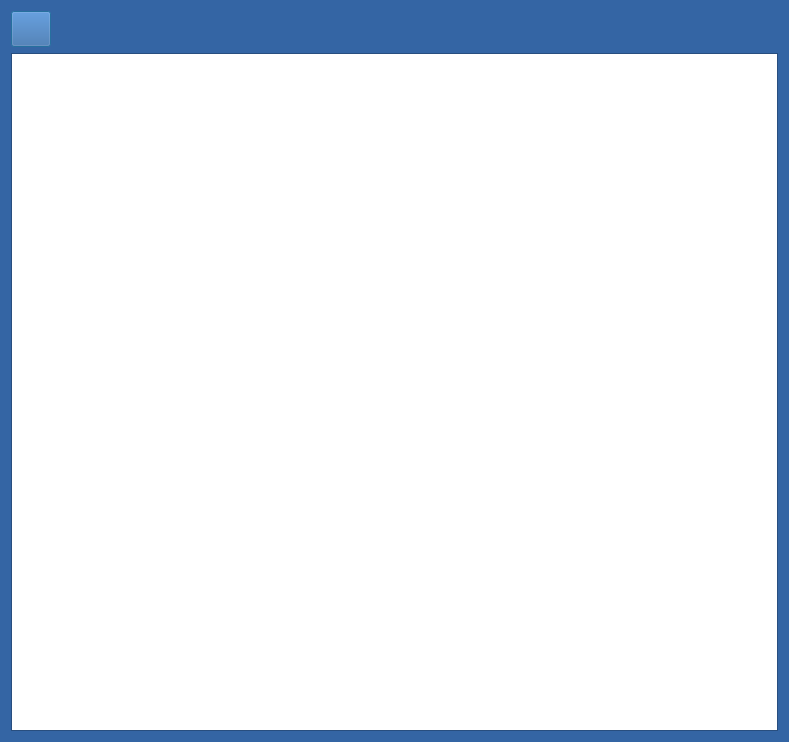
The window that matryceDialog.ui (militia11/shoes) describes before a commit, drawn with Qt 5.
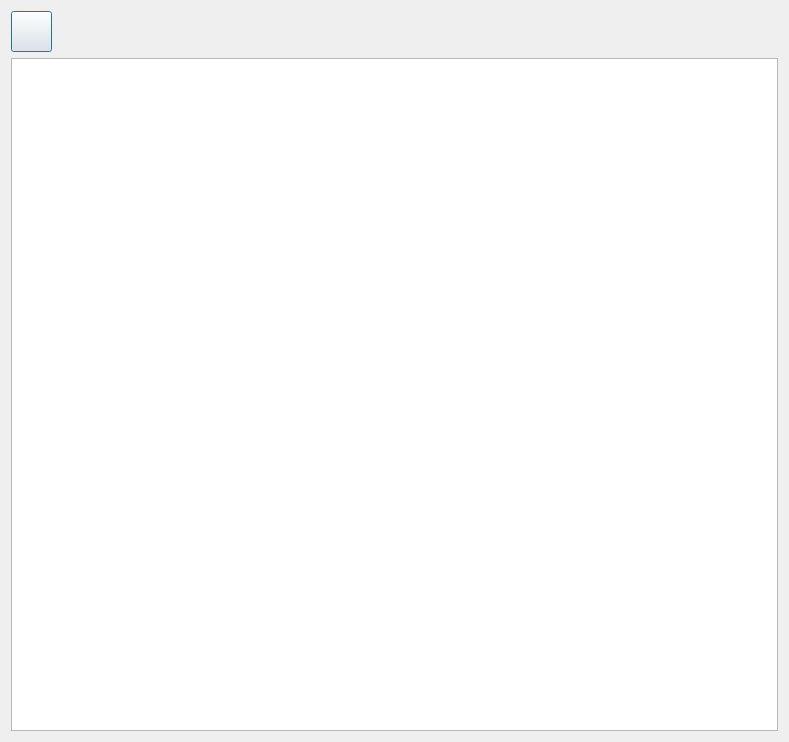
The same window after the commit. Icons and pictures are not drawn.

The edit to the form file:
```diff
--- a/matryceDialog.ui
+++ b/matryceDialog.ui
@@ -10,421 +10,6 @@
     <height>742</height>
    </rect>
   </property>
-  <property name="palette">
-   <palette>
-    <active>
-     <colorrole role="WindowText">
-      <brush brushstyle="SolidPattern">
-       <color alpha="255">
-        <red>0</red>
-        <green>0</green>
-        <blue>0</blue>
-       </color>
-      </brush>
-     </colorrole>
-     <colorrole role="Button">
-      <brush brushstyle="SolidPattern">
-       <color alpha="255">
-        <red>52</red>
-        <green>101</green>
-        <blue>164</blue>
-       </color>
-      </brush>
-     </colorrole>
-     <colorrole role="Light">
-      <brush brushstyle="SolidPattern">
-       <color alpha="255">
-        <red>78</red>
-        <green>152</green>
-        <blue>246</blue>
-       </color>
-      </brush>
-     </colorrole>
-     <colorrole role="Midlight">
-      <brush brushstyle="SolidPattern">
-       <color alpha="255">
-        <red>65</red>
-        <green>126</green>
-        <blue>205</blue>
-       </color>
-      </brush>
-     </colorrole>
-     <colorrole role="Dark">
-      <brush brushstyle="SolidPattern">
-       <color alpha="255">
-        <red>26</red>
-        <green>50</green>
-        <blue>82</blue>
-       </color>
-      </brush>
-     </colorrole>
-     <colorrole role="Mid">
-      <brush brushstyle="SolidPattern">
-       <color alpha="255">
-        <red>34</red>
-        <green>67</green>
-        <blue>109</blue>
-       </color>
-      </brush>
-     </colorrole>
-     <colorrole role="Text">
-      <brush brushstyle="SolidPattern">
-       <color alpha="255">
-        <red>0</red>
-        <green>0</green>
-        <blue>0</blue>
-       </color>
-      </brush>
-     </colorrole>
-     <colorrole role="BrightText">
-      <brush brushstyle="SolidPattern">
-       <color alpha="255">
-        <red>255</red>
-        <green>255</green>
-        <blue>255</blue>
-       </color>
-      </brush>
-     </colorrole>
-     <colorrole role="ButtonText">
-      <brush brushstyle="SolidPattern">
-       <color alpha="255">
-        <red>0</red>
-        <green>0</green>
-        <blue>0</blue>
-       </color>
-      </brush>
-     </colorrole>
-     <colorrole role="Base">
-      <brush brushstyle="SolidPattern">
-       <color alpha="255">
-        <red>255</red>
-        <green>255</green>
-        <blue>255</blue>
-       </color>
-      </brush>
-     </colorrole>
-     <colorrole role="Window">
-      <brush brushstyle="SolidPattern">
-       <color alpha="255">
-        <red>52</red>
-        <green>101</green>
-        <blue>164</blue>
-       </color>
-      </brush>
-     </colorrole>
-     <colorrole role="Shadow">
-      <brush brushstyle="SolidPattern">
-       <color alpha="255">
-        <red>0</red>
-        <green>0</green>
-        <blue>0</blue>
-       </color>
-      </brush>
-     </colorrole>
-     <colorrole role="AlternateBase">
-      <brush brushstyle="SolidPattern">
-       <color alpha="255">
-        <red>153</red>
-        <green>178</green>
-        <blue>209</blue>
-       </color>
-      </brush>
-     </colorrole>
-     <colorrole role="ToolTipBase">
-      <brush brushstyle="SolidPattern">
-       <color alpha="255">
-        <red>255</red>
-        <green>255</green>
-        <blue>220</blue>
-       </color>
-      </brush>
-     </colorrole>
-     <colorrole role="ToolTipText">
-      <brush brushstyle="SolidPattern">
-       <color alpha="255">
-        <red>0</red>
-        <green>0</green>
-        <blue>0</blue>
-       </color>
-      </brush>
-     </colorrole>
-    </active>
-    <inactive>
-     <colorrole role="WindowText">
-      <brush brushstyle="SolidPattern">
-       <color alpha="255">
-        <red>0</red>
-        <green>0</green>
-        <blue>0</blue>
-       </color>
-      </brush>
-     </colorrole>
-     <colorrole role="Button">
-      <brush brushstyle="SolidPattern">
-       <color alpha="255">
-        <red>52</red>
-        <green>101</green>
-        <blue>164</blue>
-       </color>
-      </brush>
-     </colorrole>
-     <colorrole role="Light">
-      <brush brushstyle="SolidPattern">
-       <color alpha="255">
-        <red>78</red>
-        <green>152</green>
-        <blue>246</blue>
-       </color>
-      </brush>
-     </colorrole>
-     <colorrole role="Midlight">
-      <brush brushstyle="SolidPattern">
-       <color alpha="255">
-        <red>65</red>
-        <green>126</green>
-        <blue>205</blue>
-       </color>
-      </brush>
-     </colorrole>
-     <colorrole role="Dark">
-      <brush brushstyle="SolidPattern">
-       <color alpha="255">
-        <red>26</red>
-        <green>50</green>
-        <blue>82</blue>
-       </color>
-      </brush>
-     </colorrole>
-     <colorrole role="Mid">
-      <brush brushstyle="SolidPattern">
-       <color alpha="255">
-        <red>34</red>
-        <green>67</green>
-        <blue>109</blue>
-       </color>
-      </brush>
-     </colorrole>
-     <colorrole role="Text">
-      <brush brushstyle="SolidPattern">
-       <color alpha="255">
-        <red>0</red>
-        <green>0</green>
-        <blue>0</blue>
-       </color>
-      </brush>
-     </colorrole>
-     <colorrole role="BrightText">
-      <brush brushstyle="SolidPattern">
-       <color alpha="255">
-        <red>255</red>
-        <green>255</green>
-        <blue>255</blue>
-       </color>
-      </brush>
-     </colorrole>
-     <colorrole role="ButtonText">
-      <brush brushstyle="SolidPattern">
-       <color alpha="255">
-        <red>0</red>
-        <green>0</green>
-        <blue>0</blue>
-       </color>
-      </brush>
-     </colorrole>
-     <colorrole role="Base">
-      <brush brushstyle="SolidPattern">
-       <color alpha="255">
-        <red>255</red>
-        <green>255</green>
-        <blue>255</blue>
-       </color>
-      </brush>
-     </colorrole>
-     <colorrole role="Window">
-      <brush brushstyle="SolidPattern">
-       <color alpha="255">
-        <red>52</red>
-        <green>101</green>
-        <blue>164</blue>
-       </color>
-      </brush>
-     </colorrole>
-     <colorrole role="Shadow">
-      <brush brushstyle="SolidPattern">
-       <color alpha="255">
-        <red>0</red>
-        <green>0</green>
-        <blue>0</blue>
-       </color>
-      </brush>
-     </colorrole>
-     <colorrole role="AlternateBase">
-      <brush brushstyle="SolidPattern">
-       <color alpha="255">
-        <red>153</red>
-        <green>178</green>
-        <blue>209</blue>
-       </color>
-      </brush>
-     </colorrole>
-     <colorrole role="ToolTipBase">
-      <brush brushstyle="SolidPattern">
-       <color alpha="255">
-        <red>255</red>
-        <green>255</green>
-        <blue>220</blue>
-       </color>
-      </brush>
-     </colorrole>
-     <colorrole role="ToolTipText">
-      <brush brushstyle="SolidPattern">
-       <color alpha="255">
-        <red>0</red>
-        <green>0</green>
-        <blue>0</blue>
-       </color>
-      </brush>
-     </colorrole>
-    </inactive>
-    <disabled>
-     <colorrole role="WindowText">
-      <brush brushstyle="SolidPattern">
-       <color alpha="255">
-        <red>26</red>
-        <green>50</green>
-        <blue>82</blue>
-       </color>
-      </brush>
-     </colorrole>
-     <colorrole role="Button">
-      <brush brushstyle="SolidPattern">
-       <color alpha="255">
-        <red>52</red>
-        <green>101</green>
-        <blue>164</blue>
-       </color>
-      </brush>
-     </colorrole>
-     <colorrole role="Light">
-      <brush brushstyle="SolidPattern">
-       <color alpha="255">
-        <red>78</red>
-        <green>152</green>
-        <blue>246</blue>
-       </color>
-      </brush>
-     </colorrole>
-     <colorrole role="Midlight">
-      <brush brushstyle="SolidPattern">
-       <color alpha="255">
-        <red>65</red>
-        <green>126</green>
-        <blue>205</blue>
-       </color>
-      </brush>
-     </colorrole>
-     <colorrole role="Dark">
-      <brush brushstyle="SolidPattern">
-       <color alpha="255">
-        <red>26</red>
-        <green>50</green>
-        <blue>82</blue>
-       </color>
-      </brush>
-     </colorrole>
-     <colorrole role="Mid">
-      <brush brushstyle="SolidPattern">
-       <color alpha="255">
-        <red>34</red>
-        <green>67</green>
-        <blue>109</blue>
-       </color>
-      </brush>
-     </colorrole>
-     <colorrole role="Text">
-      <brush brushstyle="SolidPattern">
-       <color alpha="255">
-        <red>26</red>
-        <green>50</green>
-        <blue>82</blue>
-       </color>
-      </brush>
-     </colorrole>
-     <colorrole role="BrightText">
-      <brush brushstyle="SolidPattern">
-       <color alpha="255">
-        <red>255</red>
-        <green>255</green>
-        <blue>255</blue>
-       </color>
-      </brush>
-     </colorrole>
-     <colorrole role="ButtonText">
-      <brush brushstyle="SolidPattern">
-       <color alpha="255">
-        <red>26</red>
-        <green>50</green>
-        <blue>82</blue>
-       </color>
-      </brush>
-     </colorrole>
-     <colorrole role="Base">
-      <brush brushstyle="SolidPattern">
-       <color alpha="255">
-        <red>52</red>
-        <green>101</green>
-        <blue>164</blue>
-       </color>
-      </brush>
-     </colorrole>
-     <colorrole role="Window">
-      <brush brushstyle="SolidPattern">
-       <color alpha="255">
-        <red>52</red>
-        <green>101</green>
-        <blue>164</blue>
-       </color>
-      </brush>
-     </colorrole>
-     <colorrole role="Shadow">
-      <brush brushstyle="SolidPattern">
-       <color alpha="255">
-        <red>0</red>
-        <green>0</green>
-        <blue>0</blue>
-       </color>
-      </brush>
-     </colorrole>
-     <colorrole role="AlternateBase">
-      <brush brushstyle="SolidPattern">
-       <color alpha="255">
-        <red>52</red>
-        <green>101</green>
-        <blue>164</blue>
-       </color>
-      </brush>
-     </colorrole>
-     <colorrole role="ToolTipBase">
-      <brush brushstyle="SolidPattern">
-       <color alpha="255">
-        <red>255</red>
-        <green>255</green>
-        <blue>220</blue>
-       </color>
-      </brush>
-     </colorrole>
-     <colorrole role="ToolTipText">
-      <brush brushstyle="SolidPattern">
-       <color alpha="255">
-        <red>0</red>
-        <green>0</green>
-        <blue>0</blue>
-       </color>
-      </brush>
-     </colorrole>
-    </disabled>
-   </palette>
-  </property>
   <property name="windowTitle">
    <string>Matryce</string>
   </property>
@@ -441,8 +26,8 @@
        </property>
        <property name="minimumSize">
         <size>
-         <width>36</width>
-         <height>36</height>
+         <width>41</width>
+         <height>41</height>
         </size>
        </property>
        <property name="toolTip">
```
